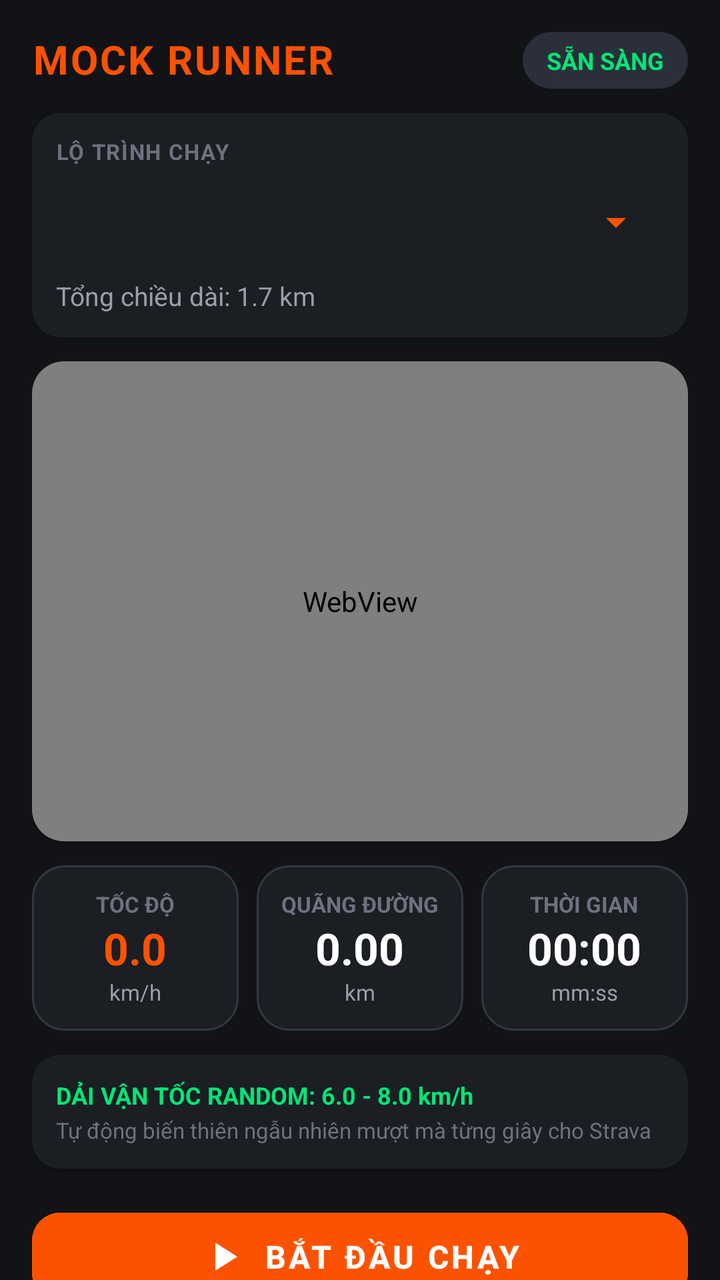
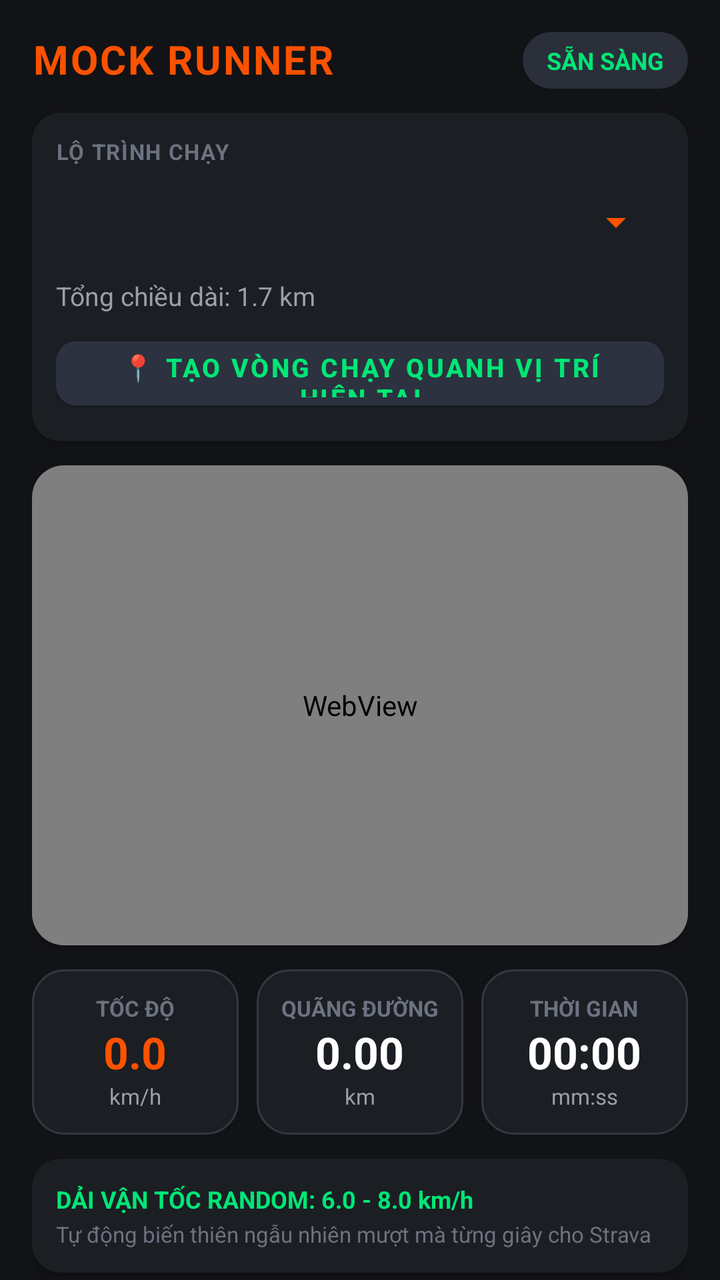

An Android layout rendered at two revisions. The XML below is the earlier revision; the diff shows what the commit changed to produce the second picture.
<!-- AndroidManifest.xml: application theme Theme.MockRunnerApp -->
<!-- res/layout/activity_main.xml -->
<?xml version="1.0" encoding="utf-8"?>
<androidx.coordinatorlayout.widget.CoordinatorLayout 
    xmlns:android="http://schemas.android.com/apk/res/android"
    xmlns:app="http://schemas.android.com/apk/res-auto"
    xmlns:tools="http://schemas.android.com/tools"
    android:layout_width="match_parent"
    android:layout_height="match_parent"
    android:background="@color/bg_dark">

    <androidx.core.widget.NestedScrollView
        android:layout_width="match_parent"
        android:layout_height="match_parent"
        android:fillViewport="true">

        <LinearLayout
            android:layout_width="match_parent"
            android:layout_height="wrap_content"
            android:orientation="vertical"
            android:padding="16dp">

            
            <RelativeLayout
                android:layout_width="match_parent"
                android:layout_height="wrap_content"
                android:layout_marginBottom="12dp">

                <TextView
                    android:id="@+id/tvAppTitle"
                    android:layout_width="wrap_content"
                    android:layout_height="wrap_content"
                    android:text="MOCK RUNNER"
                    android:textColor="@color/accent_orange"
                    android:textSize="20sp"
                    android:textStyle="bold"
                    android:letterSpacing="0.05" />

                <TextView
                    android:id="@+id/tvStatusBadge"
                    android:layout_width="wrap_content"
                    android:layout_height="wrap_content"
                    android:layout_alignParentEnd="true"
                    android:background="@drawable/bg_status_badge"
                    android:text="SẴN SÀNG"
                    android:textColor="@color/status_green"
                    android:textSize="12sp"
                    android:textStyle="bold" />
            </RelativeLayout>

            
            <androidx.cardview.widget.CardView
                android:layout_width="match_parent"
                android:layout_height="wrap_content"
                android:layout_marginBottom="12dp"
                app:cardBackgroundColor="@color/surface_dark"
                app:cardCornerRadius="14dp"
                app:cardElevation="2dp">

                <LinearLayout
                    android:layout_width="match_parent"
                    android:layout_height="wrap_content"
                    android:orientation="vertical"
                    android:padding="12dp">

                    <TextView
                        android:layout_width="wrap_content"
                        android:layout_height="wrap_content"
                        android:text="LỘ TRÌNH CHẠY"
                        android:textColor="@color/text_muted"
                        android:textSize="11sp"
                        android:textStyle="bold"
                        android:letterSpacing="0.05" />

                    <Spinner
                        android:id="@+id/spinnerRoutes"
                        android:layout_width="match_parent"
                        android:layout_height="48dp"
                        android:layout_marginTop="4dp"
                        android:backgroundTint="@color/accent_orange"
                        android:theme="@style/ThemeOverlay.AppCompat.Dark" />

                    <TextView
                        android:id="@+id/tvRouteInfo"
                        android:layout_width="match_parent"
                        android:layout_height="wrap_content"
                        android:layout_marginTop="4dp"
                        android:text="Tổng chiều dài: 1.7 km"
                        android:textColor="@color/text_secondary"
                        android:textSize="13sp" />
                </LinearLayout>
            </androidx.cardview.widget.CardView>

            
            <androidx.cardview.widget.CardView
                android:layout_width="match_parent"
                android:layout_height="240dp"
                android:layout_marginBottom="12dp"
                app:cardBackgroundColor="@color/surface_dark"
                app:cardCornerRadius="16dp"
                app:cardElevation="2dp">

                <WebView
                    android:id="@+id/webViewMap"
                    android:layout_width="match_parent"
                    android:layout_height="match_parent" />
            </androidx.cardview.widget.CardView>

            
            <LinearLayout
                android:layout_width="match_parent"
                android:layout_height="wrap_content"
                android:orientation="horizontal"
                android:layout_marginBottom="12dp"
                android:weightSum="3">

                
                <LinearLayout
                    android:layout_width="0dp"
                    android:layout_height="wrap_content"
                    android:layout_weight="1"
                    android:layout_marginEnd="6dp"
                    android:background="@drawable/bg_card"
                    android:gravity="center"
                    android:orientation="vertical"
                    android:padding="12dp">

                    <TextView
                        android:layout_width="wrap_content"
                        android:layout_height="wrap_content"
                        android:text="TỐC ĐỘ"
                        android:textColor="@color/text_muted"
                        android:textSize="11sp"
                        android:textStyle="bold" />

                    <TextView
                        android:id="@+id/tvSpeed"
                        android:layout_width="wrap_content"
                        android:layout_height="wrap_content"
                        android:text="0.0"
                        android:textColor="@color/accent_orange"
                        android:textSize="22sp"
                        android:textStyle="bold" />

                    <TextView
                        android:layout_width="wrap_content"
                        android:layout_height="wrap_content"
                        android:text="km/h"
                        android:textColor="@color/text_secondary"
                        android:textSize="11sp" />
                </LinearLayout>

                
                <LinearLayout
                    android:layout_width="0dp"
                    android:layout_height="wrap_content"
                    android:layout_weight="1"
                    android:layout_marginHorizontal="3dp"
                    android:background="@drawable/bg_card"
                    android:gravity="center"
                    android:orientation="vertical"
                    android:padding="12dp">

                    <TextView
                        android:layout_width="wrap_content"
                        android:layout_height="wrap_content"
                        android:text="QUÃNG ĐƯỜNG"
                        android:textColor="@color/text_muted"
                        android:textSize="11sp"
                        android:textStyle="bold" />

                    <TextView
                        android:id="@+id/tvDistance"
                        android:layout_width="wrap_content"
                        android:layout_height="wrap_content"
                        android:text="0.00"
                        android:textColor="@color/text_primary"
                        android:textSize="22sp"
                        android:textStyle="bold" />

                    <TextView
                        android:layout_width="wrap_content"
                        android:layout_height="wrap_content"
                        android:text="km"
                        android:textColor="@color/text_secondary"
                        android:textSize="11sp" />
                </LinearLayout>

                
                <LinearLayout
                    android:layout_width="0dp"
                    android:layout_height="wrap_content"
                    android:layout_weight="1"
                    android:layout_marginStart="6dp"
                    android:background="@drawable/bg_card"
                    android:gravity="center"
                    android:orientation="vertical"
                    android:padding="12dp">

                    <TextView
                        android:layout_width="wrap_content"
                        android:layout_height="wrap_content"
                        android:text="THỜI GIAN"
                        android:textColor="@color/text_muted"
                        android:textSize="11sp"
                        android:textStyle="bold" />

                    <TextView
                        android:id="@+id/tvDuration"
                        android:layout_width="wrap_content"
                        android:layout_height="wrap_content"
                        android:text="00:00"
                        android:textColor="@color/text_primary"
                        android:textSize="22sp"
                        android:textStyle="bold" />

                    <TextView
                        android:layout_width="wrap_content"
                        android:layout_height="wrap_content"
                        android:text="mm:ss"
                        android:textColor="@color/text_secondary"
                        android:textSize="11sp" />
                </LinearLayout>
            </LinearLayout>

            
            <androidx.cardview.widget.CardView
                android:layout_width="match_parent"
                android:layout_height="wrap_content"
                android:layout_marginBottom="16dp"
                app:cardBackgroundColor="@color/surface_dark"
                app:cardCornerRadius="14dp"
                app:cardElevation="2dp">

                <LinearLayout
                    android:layout_width="match_parent"
                    android:layout_height="wrap_content"
                    android:orientation="vertical"
                    android:padding="12dp">

                    <TextView
                        android:id="@+id/tvSpeedRangeTitle"
                        android:layout_width="wrap_content"
                        android:layout_height="wrap_content"
                        android:text="DẢI VẬN TỐC RANDOM: 6.0 - 8.0 km/h"
                        android:textColor="@color/accent_neon_green"
                        android:textSize="12sp"
                        android:textStyle="bold" />

                    <TextView
                        android:layout_width="wrap_content"
                        android:layout_height="wrap_content"
                        android:layout_marginTop="2dp"
                        android:text="Tự động biến thiên ngẫu nhiên mượt mà từng giây cho Strava"
                        android:textColor="@color/text_muted"
                        android:textSize="11sp" />
                </LinearLayout>
            </androidx.cardview.widget.CardView>

            
            <LinearLayout
                android:layout_width="match_parent"
                android:layout_height="wrap_content"
                android:orientation="vertical">

                <com.google.android.material.button.MaterialButton
                    android:id="@+id/btnStartResume"
                    android:layout_width="match_parent"
                    android:layout_height="56dp"
                    android:backgroundTint="@color/accent_orange"
                    android:text="BẮT ĐẦU CHẠY"
                    android:textColor="@color/white"
                    android:textSize="16sp"
                    android:textStyle="bold"
                    app:cornerRadius="14dp"
                    app:icon="@drawable/ic_play"
                    app:iconGravity="textStart" />

                <LinearLayout
                    android:id="@+id/layoutRunningActions"
                    android:layout_width="match_parent"
                    android:layout_height="wrap_content"
                    android:layout_marginTop="8dp"
                    android:orientation="horizontal"
                    android:visibility="gone">

                    <com.google.android.material.button.MaterialButton
                        android:id="@+id/btnPause"
                        android:layout_width="0dp"
                        android:layout_height="50dp"
                        android:layout_weight="1"
                        android:layout_marginEnd="6dp"
                        android:backgroundTint="@color/card_dark"
                        android:text="TẠM DỪNG"
                        android:textColor="@color/text_primary"
                        app:cornerRadius="12dp"
                        app:icon="@drawable/ic_pause"
                        app:iconGravity="textStart" />

                    <com.google.android.material.button.MaterialButton
                        android:id="@+id/btnStop"
                        android:layout_width="0dp"
                        android:layout_height="50dp"
                        android:layout_weight="1"
                        android:layout_marginStart="6dp"
                        android:backgroundTint="@color/status_red"
                        android:text="KẾT THÚC"
                        android:textColor="@color/white"
                        app:cornerRadius="12dp"
                        app:icon="@drawable/ic_stop"
                        app:iconGravity="textStart" />
                </LinearLayout>
            </LinearLayout>

            
            <TextView
                android:id="@+id/btnOpenDevSettings"
                android:layout_width="match_parent"
                android:layout_height="wrap_content"
                android:layout_marginTop="16dp"
                android:gravity="center"
                android:text="⚙ Mở Cài đặt nhà phát triển (Chọn ứng dụng vị trí giả)"
                android:textColor="@color/accent_blue"
                android:textSize="13sp"
                android:padding="8dp" />

        </LinearLayout>
    </androidx.core.widget.NestedScrollView>

</androidx.coordinatorlayout.widget.CoordinatorLayout>
<!-- resources referenced by this layout -->
<resources>
  <color name="accent_blue">#00B0FF</color>
  <color name="accent_neon_green">#00E676</color>
  <color name="accent_orange">#FC5200</color>
  <color name="bg_dark">#121316</color>
  <color name="card_dark">#23272F</color>
  <color name="status_green">#00E676</color>
  <color name="status_red">#FF5252</color>
  <color name="surface_dark">#1B1E23</color>
  <color name="text_muted">#6C727F</color>
  <color name="text_primary">#FFFFFF</color>
  <color name="text_secondary">#9E9EA7</color>
  <color name="white">#FFFFFFFF</color>
  <!-- drawable bg_card (drawable) -->
  <?xml version="1.0" encoding="utf-8"?>
  <shape xmlns:android="http://schemas.android.com/apk/res/android"
      android:shape="rectangle">
      <solid android:color="@color/surface_dark" />
      <stroke
          android:width="1dp"
          android:color="@color/card_border" />
      <corners android:radius="16dp" />
  </shape>
  <!-- drawable bg_status_badge (drawable) -->
  <?xml version="1.0" encoding="utf-8"?>
  <shape xmlns:android="http://schemas.android.com/apk/res/android"
      android:shape="rectangle">
      <solid android:color="#2A2F3A" />
      <corners android:radius="20dp" />
      <padding
          android:left="12dp"
          android:top="6dp"
          android:right="12dp"
          android:bottom="6dp" />
  </shape>
  <!-- drawable ic_pause (drawable) -->
  <vector xmlns:android="http://schemas.android.com/apk/res/android"
      android:width="24dp"
      android:height="24dp"
      android:viewportWidth="24"
      android:viewportHeight="24">
      <path
          android:fillColor="@color/white"
          android:pathData="M6,19h4V5H6v14zm8,-14v14h4V5h-4z"/>
  </vector>
  <!-- drawable ic_play (drawable) -->
  <vector xmlns:android="http://schemas.android.com/apk/res/android"
      android:width="24dp"
      android:height="24dp"
      android:viewportWidth="24"
      android:viewportHeight="24">
      <path
          android:fillColor="@color/white"
          android:pathData="M8,5v14l11,-7z"/>
  </vector>
  <!-- drawable ic_stop (drawable) -->
  <vector xmlns:android="http://schemas.android.com/apk/res/android"
      android:width="24dp"
      android:height="24dp"
      android:viewportWidth="24"
      android:viewportHeight="24">
      <path
          android:fillColor="@color/white"
          android:pathData="M6,6h12v12H6z"/>
  </vector>
  <style name="Theme.MockRunnerApp" parent="Theme.MaterialComponents.DayNight.NoActionBar">
          
          <item name="colorPrimary">@color/accent_orange</item>
          <item name="colorPrimaryVariant">#D84300</item>
          <item name="colorOnPrimary">@color/white</item>
          
          <item name="colorSecondary">@color/accent_neon_green</item>
          <item name="colorSecondaryVariant">#00C853</item>
          <item name="colorOnSecondary">@color/black</item>
          
          <item name="android:statusBarColor">@color/bg_dark</item>
          <item name="android:windowLightStatusBar">false</item>
          <item name="android:windowBackground">@color/bg_dark</item>
      </style>
  <color name="card_border">#333842</color>
  <color name="black">#FF000000</color>
</resources>

<!-- the commit's change to res/layout/activity_main.xml (unified diff, before → after) -->
@@ -86,6 +86,18 @@
                         android:text="Tổng chiều dài: 1.7 km"
                         android:textColor="@color/text_secondary"
                         android:textSize="13sp" />
+
+                    <com.google.android.material.button.MaterialButton
+                        android:id="@+id/btnUseCurrentLocation"
+                        android:layout_width="match_parent"
+                        android:layout_height="44dp"
+                        android:layout_marginTop="8dp"
+                        android:backgroundTint="#2C323F"
+                        android:text="📍 Tạo vòng chạy quanh vị trí hiện tại"
+                        android:textColor="@color/accent_neon_green"
+                        android:textSize="13sp"
+                        android:textStyle="bold"
+                        app:cornerRadius="10dp" />
                 </LinearLayout>
             </androidx.cardview.widget.CardView>
 
